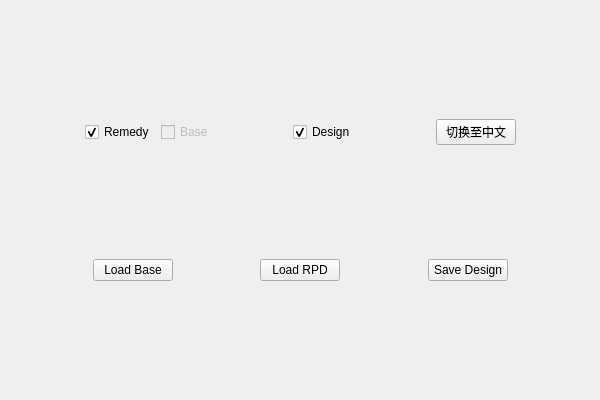
shengjie-lin/RPD-Design, file RpdDesign/RpdDesign.ui: the form before one commit.
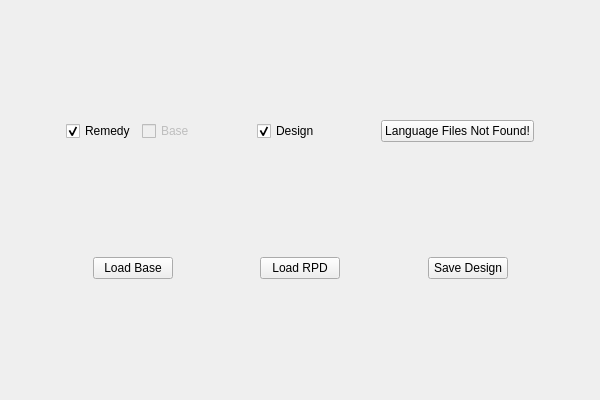
The form after the commit.

Commit message: improved UI when language files not found

```diff
--- a/RpdDesign/RpdDesign.ui
+++ b/RpdDesign/RpdDesign.ui
@@ -97,7 +97,7 @@
      <item>
       <widget class="QPushButton" name="switchLanguagePushButton">
        <property name="text">
-        <string notr="true">切换至中文</string>
+        <string notr="true">Language Files Not Found!</string>
        </property>
       </widget>
      </item>
```
Left out of the diff: 4 changed lines with no effect on the pictures.
